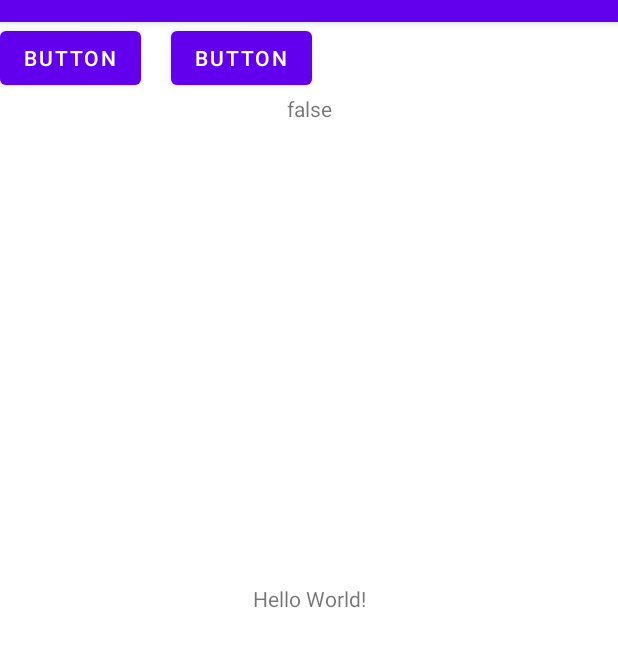
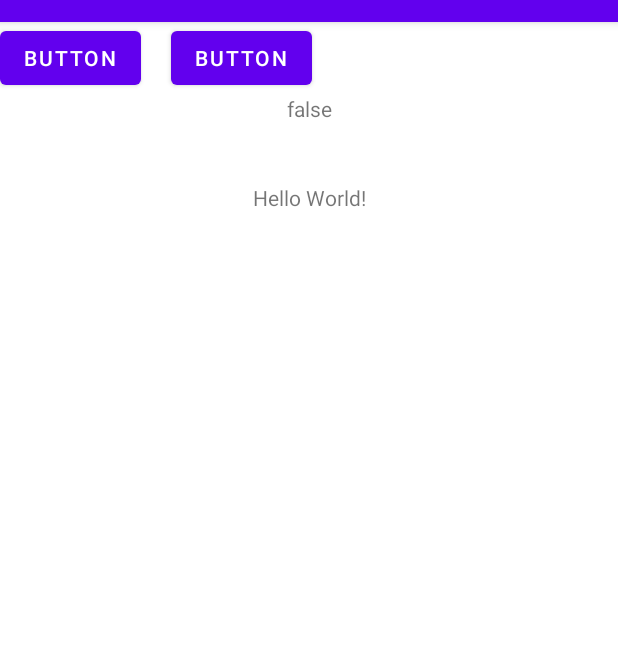
Before and after one commit to Brxtreed/Android-Cyan, an Android app: the screen it shows after launch (MainActivity), on a phone screen of 412 x 824 dp, the part 62-729 px from its top. Run offline under Robolectric (Android 15) with nearby library versions, the phone set to English and light mode, and no system bars.

```diff
--- a/app/src/main/java/com/android/cyan/MainActivity.kt
+++ b/app/src/main/java/com/android/cyan/MainActivity.kt
@@ -1,35 +1,23 @@
 package com.android.cyan
 
-import android.Manifest
 import androidx.appcompat.app.AppCompatActivity
 import android.os.Bundle
-import androidx.core.app.ActivityCompat.startActivityForResult
 
-import android.bluetooth.BluetoothAdapter
 import android.bluetooth.BluetoothDevice
 import android.content.BroadcastReceiver
 import android.content.Context
 
 import android.content.Intent
 import android.content.IntentFilter
-import android.widget.Button
-import android.widget.TextView
-import android.widget.Toast
-import androidx.lifecycle.Lifecycle
 import androidx.lifecycle.lifecycleScope
 import kotlinx.coroutines.InternalCoroutinesApi
 import kotlinx.coroutines.launch
 import kotlinx.coroutines.flow.collect
 import androidx.core.app.ActivityCompat
 
-import android.content.pm.PackageManager
-import androidx.activity.result.contract.ActivityResultContracts
-
-import androidx.core.content.ContextCompat
-import androidx.core.app.ActivityCompat.startActivityForResult
-
 import android.location.LocationManager
 import android.provider.Settings
+import android.widget.*
 
 
 val REQUEST_COARSE_LOCATION = 101
@@ -38,9 +26,14 @@ val REQUEST_COARSE_LOCATION = 101
 @InternalCoroutinesApi
 class MainActivity : AppCompatActivity() {
     val cyanAdapter = CyanAdapter()
+    var deviceNameList = mutableListOf<String>()
+    lateinit var deviceAdapter: ArrayAdapter<String>
     lateinit var bluetoothStatus: TextView
+    lateinit var deviceListview: ListView
     override fun onCreate(savedInstanceState: Bundle?) {
         super.onCreate(savedInstanceState)
+
+        deviceAdapter = ArrayAdapter(this, android.R.layout.simple_list_item_1, deviceNameList)
 
         val permissions = arrayOf(android.Manifest.permission.BLUETOOTH)
         ActivityCompat.requestPermissions(this, permissions,0)
@@ -56,7 +49,9 @@ class MainActivity : AppCompatActivity() {
         setContentView(R.layout.activity_main)
         var button = findViewById<Button>(R.id.button)
         var disableButton = findViewById<Button>(R.id.disable_button)
+        deviceListview = findViewById(R.id.device_list)
         bluetoothStatus = findViewById(R.id.bluetooth_status)
+        //deviceListview.adapter = deviceAdapter
 
         val filter = IntentFilter(BluetoothDevice.ACTION_FOUND)
         filter.addAction(BluetoothDevice.ACTION_NAME_CHANGED)
@@ -102,14 +97,6 @@ class MainActivity : AppCompatActivity() {
 
 
 
-
-
-
-
-
-
-
-
     private val receiver = object : BroadcastReceiver() {
 
         override fun onReceive(context: Context, intent: Intent) {
@@ -120,8 +107,17 @@ class MainActivity : AppCompatActivity() {
                     // object and its info from the Intent.
                     val device: BluetoothDevice? =
                         intent.getParcelableExtra(BluetoothDevice.EXTRA_DEVICE)
-                    val deviceName = device?.name
+                    val deviceName = device?.name.toString()
                     val deviceHardwareAddress = device?.address
+                    deviceNameList.add(deviceName)
+                    //deviceAdapter = ArrayAdapter(this, android.R.layout.simple_list_item_1, deviceNameList)
+
+                    //deviceNameList.add(deviceName)
+//                    deviceAdapter.setNotifyOnChange(true)
+//                    deviceAdapter.add("hi")
+                   // deviceAdapter.notifyDataSetChanged()
+                    deviceAdapter = ArrayAdapter(context, android.R.layout.simple_list_item_1, deviceNameList)
+                    deviceListview.adapter = deviceAdapter
                 println("Device info is ${deviceName} ${deviceHardwareAddress}")// MAC address
                 }
             }
--- a/app/src/main/res/layout/activity_main.xml
+++ b/app/src/main/res/layout/activity_main.xml
@@ -7,13 +7,14 @@
     tools:context=".MainActivity">
 
     <TextView
+        android:id="@+id/textView"
         android:layout_width="wrap_content"
         android:layout_height="wrap_content"
+        android:layout_marginTop="40dp"
         android:text="Hello World!"
-        app:layout_constraintBottom_toBottomOf="parent"
         app:layout_constraintLeft_toLeftOf="parent"
         app:layout_constraintRight_toRightOf="parent"
-        app:layout_constraintTop_toTopOf="parent" />
+        app:layout_constraintTop_toBottomOf="@+id/bluetooth_status" />
 
     <Button
         android:id="@+id/button"
@@ -40,4 +41,15 @@
         app:layout_constraintStart_toStartOf="parent"
         app:layout_constraintTop_toBottomOf="@+id/disable_button" />
 
+    <ListView
+        android:id="@+id/device_list"
+        android:layout_width="409dp"
+        android:layout_height="0dp"
+        android:layout_marginTop="40dp"
+        android:orientation="vertical"
+        app:layout_constraintBottom_toBottomOf="parent"
+        app:layout_constraintEnd_toEndOf="parent"
+        app:layout_constraintStart_toStartOf="parent"
+        app:layout_constraintTop_toBottomOf="@+id/textView" />
+
 </androidx.constraintlayout.widget.ConstraintLayout>
```
